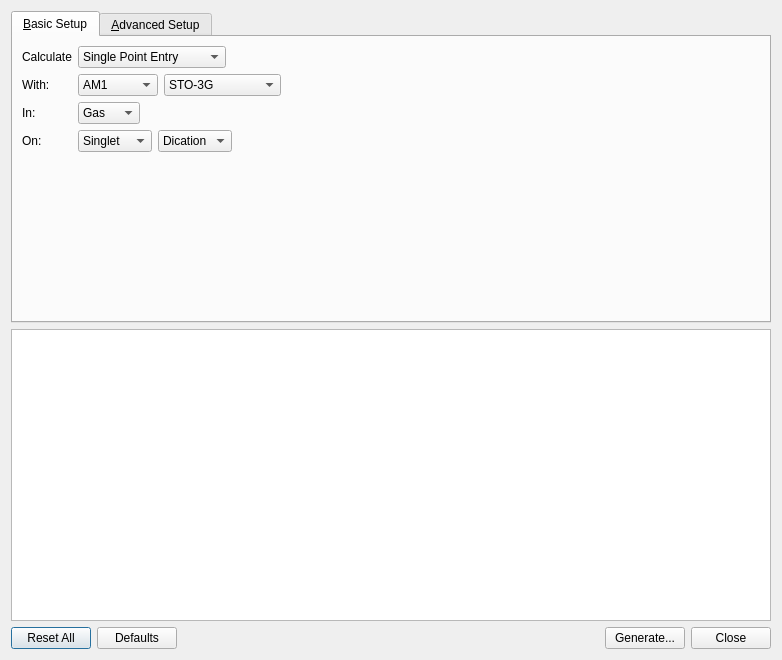
Qt form libavogadro/src/extensions/gamessinputdialog.ui (cryos/avogadro) before a commit.
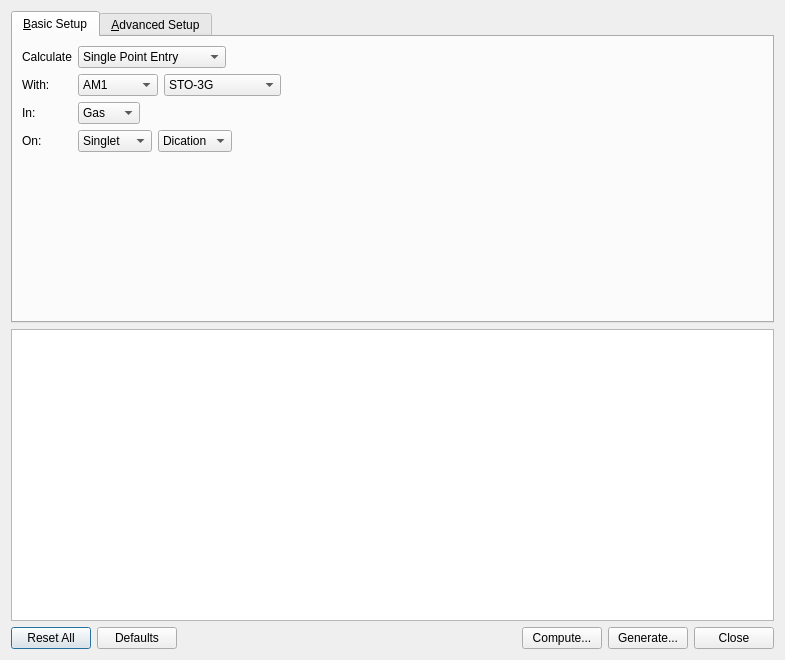
The same form after that commit.

Commit message: Add "Compute..." buttons for local calculations.

```diff
--- a/libavogadro/src/extensions/gamessinputdialog.ui
+++ b/libavogadro/src/extensions/gamessinputdialog.ui
@@ -1,11 +1,11 @@
 <ui version="4.0" >
  <class>GamessInputDialog</class>
- <widget class="QDialog" name="GamessInputDialog" >
-  <property name="geometry" >
+ <widget class="QDialog" name="GamessInputDialog">
+  <property name="geometry">
    <rect>
     <x>0</x>
     <y>0</y>
-    <width>782</width>
+    <width>785</width>
     <height>660</height>
    </rect>
   </property>
@@ -2957,8 +2957,15 @@
       </spacer>
      </item>
      <item>
-      <widget class="QPushButton" name="generateButton" >
-       <property name="text" >
+      <widget class="QPushButton" name="computeButton">
+       <property name="text">
+        <string>Compute...</string>
+       </property>
+      </widget>
+     </item>
+     <item>
+      <widget class="QPushButton" name="generateButton">
+       <property name="text">
         <string>Generate...</string>
        </property>
       </widget>
```
Left out of the diff: 1709 changed lines with no effect on the pictures. The commit also changes 1 other file.
